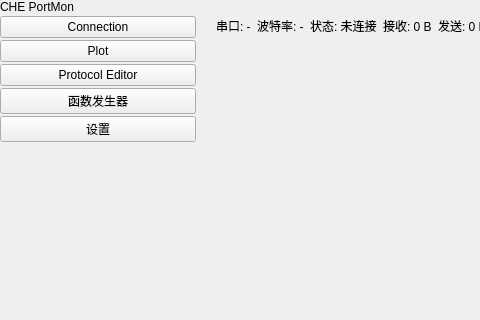
First picture: the form in ui/forms/main_window.ui, repository Sanqiuzhiji/CHE_PortMon, before the edit; both pictures show x 0 to 480 and y 0 to 320 of the 1360 by 860 pixel window.
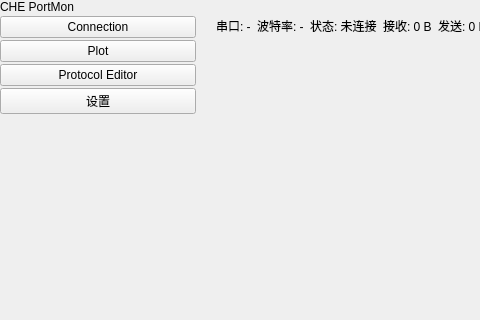
Second picture: the form after the edit.

Diff of the .ui file:
```diff
--- a/ui/forms/main_window.ui
+++ b/ui/forms/main_window.ui
@@ -27,7 +27,6 @@
        <item><widget class="QPushButton" name="connectionNavButton"><property name="text"><string>Connection</string></property></widget></item>
        <item><widget class="QPushButton" name="plotNavButton"><property name="text"><string>Plot</string></property></widget></item>
        <item><widget class="QPushButton" name="protocolEditorNavButton"><property name="text"><string>Protocol Editor</string></property></widget></item>
-       <item><widget class="QPushButton" name="functionNavButton"><property name="text"><string>函数发生器</string></property></widget></item>
        <item><widget class="QPushButton" name="settingsNavButton"><property name="text"><string>设置</string></property></widget></item>
        <item><spacer name="sidebarSpacer"><property name="orientation"><enum>Qt::Vertical</enum></property><property name="sizeHint"><size><width>20</width><height>40</height></size></property></spacer></item>
       </layout>
```
